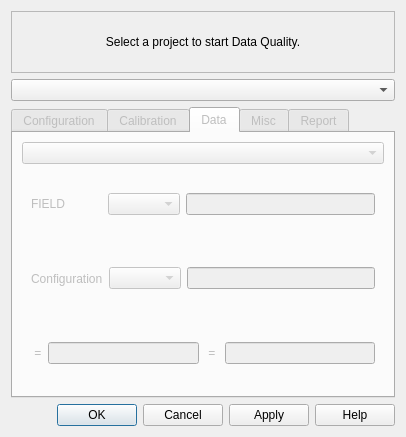
This is dataquality.ui in tribeiro/soarlog as Qt 5 draws it before an edit. The edited form follows.
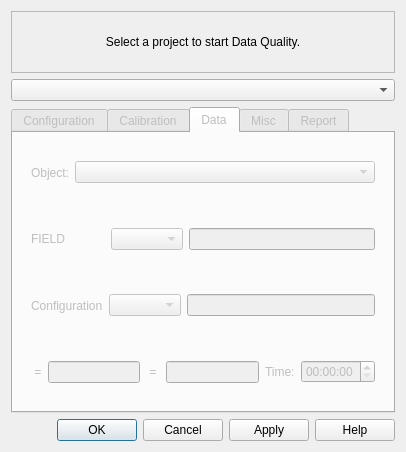
This is the edited form. The open tabs and pages were chosen to show the change.

```diff
--- a/dataquality.ui
+++ b/dataquality.ui
@@ -7,12 +7,27 @@
     <x>0</x>
     <y>0</y>
     <width>406</width>
-    <height>437</height>
+    <height>452</height>
    </rect>
   </property>
+  <property name="sizePolicy">
+   <sizepolicy hsizetype="Fixed" vsizetype="Fixed">
+    <horstretch>0</horstretch>
+    <verstretch>0</verstretch>
+   </sizepolicy>
+  </property>
+  <property name="maximumSize">
+   <size>
+    <width>16777215</width>
+    <height>16777215</height>
+   </size>
+  </property>
   <property name="windowTitle">
    <string>Data Quality Guide</string>
   </property>
+  <property name="sizeGripEnabled">
+   <bool>false</bool>
+  </property>
   <layout class="QGridLayout" name="gridLayout_2">
    <item row="0" column="0">
     <layout class="QGridLayout" name="gridLayout">
@@ -187,7 +202,26 @@
         </attribute>
         <layout class="QGridLayout" name="gridLayout_4">
          <item row="0" column="0">
-          <widget class="QComboBox" name="comboBox_object"/>
+          <widget class="QWidget" name="widget_4" native="true">
+           <layout class="QHBoxLayout" name="horizontalLayout_3">
+            <item>
+             <widget class="QLabel" name="label_12">
+              <property name="sizePolicy">
+               <sizepolicy hsizetype="Maximum" vsizetype="Preferred">
+                <horstretch>0</horstretch>
+                <verstretch>0</verstretch>
+               </sizepolicy>
+              </property>
+              <property name="text">
+               <string>Object:</string>
+              </property>
+             </widget>
+            </item>
+            <item>
+             <widget class="QComboBox" name="comboBox_Object"/>
+            </item>
+           </layout>
+          </widget>
          </item>
          <item row="1" column="0">
           <widget class="QWidget" name="widget" native="true">
@@ -195,7 +229,7 @@
             <item>
              <widget class="QLabel" name="label_5">
               <property name="text">
-               <string>FIELD           </string>
+               <string>FIELD            </string>
               </property>
              </widget>
             </item>
@@ -250,6 +284,16 @@
             <item>
              <widget class="QLineEdit" name="lineEdit_8"/>
             </item>
+            <item>
+             <widget class="QLabel" name="label_13">
+              <property name="text">
+               <string>Time:</string>
+              </property>
+             </widget>
+            </item>
+            <item>
+             <widget class="QTimeEdit" name="timeEdit"/>
+            </item>
            </layout>
           </widget>
          </item>
```
